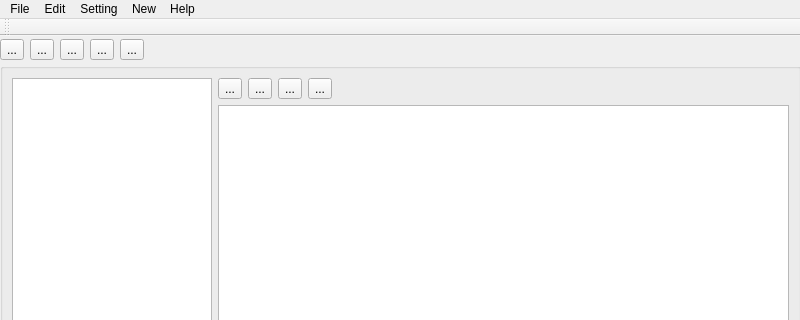
Above: ui/mainwindow.ui from guardeivid/MapfileEditor before the change; both pictures show x 0 to 800 and y 0 to 320 of the 800 by 622 pixel window. Below: the same form after it.
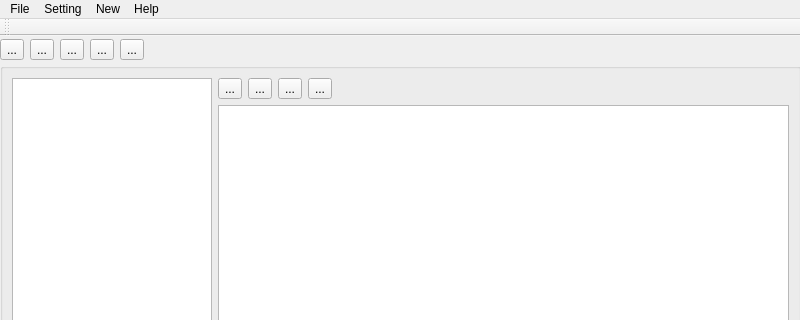
That is the form after the change. Icons and pictures are not drawn.

The edit to the form file:
```diff
--- a/ui/mainwindow.ui
+++ b/ui/mainwindow.ui
@@ -339,13 +339,6 @@
     <addaction name="actionSymbol"/>
     <addaction name="actionFont"/>
    </widget>
-   <widget class="QMenu" name="menuEdit">
-    <property name="title">
-     <string>Edit</string>
-    </property>
-    <addaction name="actionUndo"/>
-    <addaction name="actionRedo"/>
-   </widget>
    <widget class="QMenu" name="menuSetting">
     <property name="title">
      <string>Setting</string>
@@ -354,7 +347,6 @@
     <addaction name="actionMapSetting"/>
    </widget>
    <addaction name="menuFichier"/>
-   <addaction name="menuEdit"/>
    <addaction name="menuSetting"/>
    <addaction name="menuNew"/>
    <addaction name="menuHelp"/>
```
